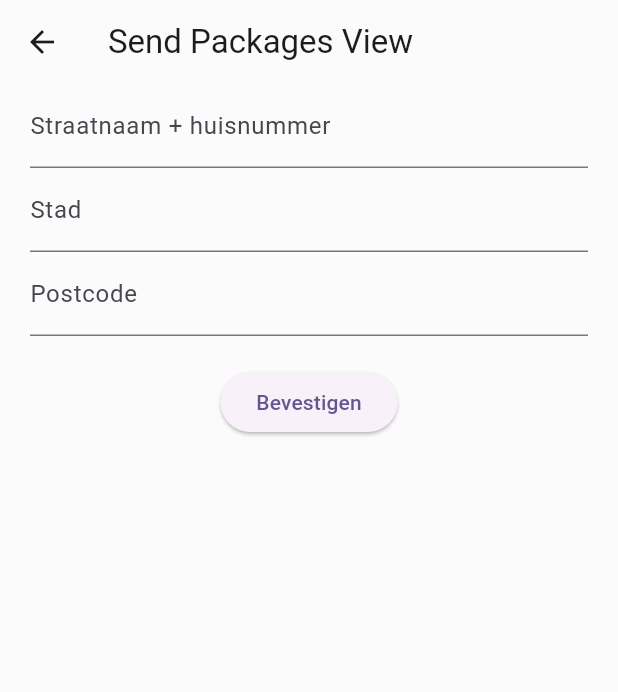
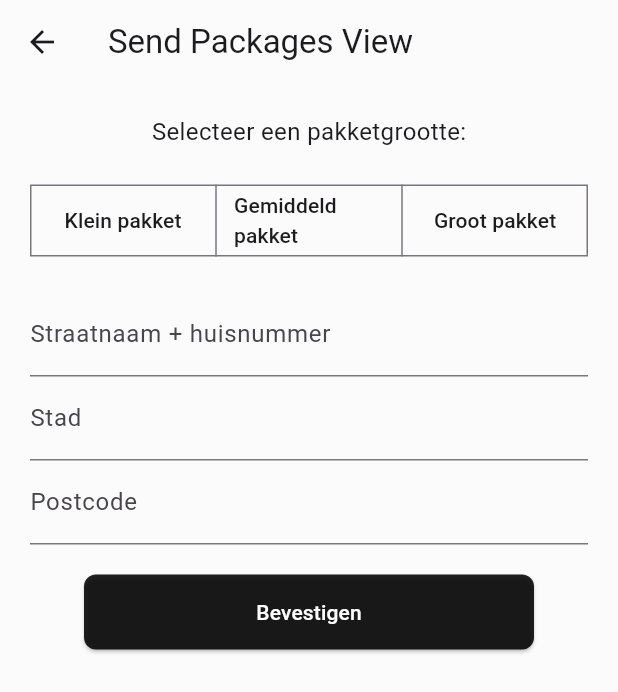
Before and after one commit to AaldertKroes/software_startup, a Flutter app: the SendPackagesView screen opened by its route, on a phone screen of 412 x 824 dp. Shown: the top 692 px of the screen. Run offline on Flutter 3.47's test engine with Material 3 defaults, Android fonts, the phone set to English and light mode, and no system bars; our stand-ins replace flutter_secure_storage; accounts and stored records are empty.

Commit message:
Added selecting packages option and address form. Because prototype just adding the adresses for now seems fine. Maybe adding validation with google maps or openstreetmap could be nice. TODO: complete rest of form, send data to backend.

```diff
--- a/lib/views/SendPackagesView.dart
+++ b/lib/views/SendPackagesView.dart
@@ -8,9 +8,11 @@ class SendPackagesView extends StatefulWidget {
   State<SendPackagesView> createState() => _SendPackagesViewState();
 }
 
+enum BoxSizes { small, medium, big }
+BoxSizes boxSizes = BoxSizes.small;
+
 class _SendPackagesViewState extends State<SendPackagesView> {
   final _formKey = GlobalKey<FormState>();
-  final _addressFormKey = GlobalKey<FormState>();
   final Map<String, dynamic> _formData = {
     "packageSize": "",
     "weight": 0,
@@ -31,6 +33,7 @@ class _SendPackagesViewState extends State<SendPackagesView> {
   final _streetController = TextEditingController();
   final _cityController = TextEditingController();
   final _postalCodeController = TextEditingController();
+  BoxSizes? selectedBoxSize;
 
   @override
   Widget build(BuildContext context) {
@@ -40,29 +43,93 @@ class _SendPackagesViewState extends State<SendPackagesView> {
         title: const Text("Send Packages View"),
       ),
       backgroundColor: CustomStyles.backgroundColor,
-      body: Center(
-        child: Container(
+      body: Form(
+        key: _formKey,
+        child: Column(
+          children: [
+            const SizedBox(height: 20),
+            const Text(
+              'Selecteer een pakketgrootte:',
+              style: TextStyle(fontSize: 16),
+            ),
+            const SizedBox(height: 20),
+            Container(
+              padding: const EdgeInsets.symmetric(horizontal: 20),
+              child: boxSizeSelection(),
+            ),
+            const SizedBox(height: 20),
+            Container(
               padding: const EdgeInsets.symmetric(horizontal: 20),
               child: addressForm(),
             ),
+            const SizedBox(height: 20),
+            ElevatedButton(
+              onPressed: _submitForm,
+              style: CustomStyles.willemRijdtButtonStyle,
+              child: const Text(
+                'Bevestigen',
+                style: const TextStyle(color: Colors.white),
+              ),
+            ),
+          ],
+        )
       ),
     );
   }
 
-  void _submitAddressForm() {
-    if (_addressFormKey.currentState!.validate()) {
-
+  void _submitForm() {
+    if (_formKey.currentState!.validate() && selectedBoxSize != null) {
+      ScaffoldMessenger.of(context).showSnackBar(
+        const SnackBar(content: Text('Great succes!')),
+      );
+    }
+    if (selectedBoxSize == null) {
+      ScaffoldMessenger.of(context).showSnackBar(
+        const SnackBar(content: Text('Selecteer pakketgrootte')),
+      );
     }
   }
 
+  Widget boxSizeSelection() {
+    return SegmentedButton(
+      emptySelectionAllowed: true,
+      style: ButtonStyle(
+        shape: WidgetStateProperty.all(
+          const RoundedRectangleBorder(
+            borderRadius: BorderRadius.zero, // Makes the border square
+          ),
+        ),
+      ),
+      segments: const <ButtonSegment<BoxSizes>>[
+        ButtonSegment<BoxSizes>(
+          value: BoxSizes.small,
+          label: Text('Klein pakket'),
+        ),
+        ButtonSegment<BoxSizes>(
+          value: BoxSizes.medium,
+          label: Text('Gemiddeld pakket'),
+        ),
+        ButtonSegment<BoxSizes>(
+          value: BoxSizes.big,
+          label: Text('Groot pakket'),
+        ),
+      ],
+      selected: selectedBoxSize != null ? <BoxSizes>{selectedBoxSize!} : <BoxSizes>{},
+      onSelectionChanged: (Set<BoxSizes> newSelection) {
+        setState(() {
+          selectedBoxSize = newSelection.isNotEmpty ? newSelection.first : null;
+        });
+      },
+    );
+  }
+
   Widget addressForm() {
-    return Form(
-      key: _addressFormKey,
-      child: Column(
+    return Column(
       children: [
         TextFormField(
           controller: _streetController,
-            decoration: const InputDecoration(labelText: 'Straatnaam + huisnummer'),
+          decoration: const InputDecoration(
+              labelText: 'Straatnaam + huisnummer'),
           validator: (value) {
             if (value == null || value.isEmpty) {
               return "Voer een straat en huisnummer in";
@@ -94,13 +161,7 @@ class _SendPackagesViewState extends State<SendPackagesView> {
             return null;
           },
         ),
-          const SizedBox(height: 20),
-          ElevatedButton(
-            onPressed: _submitAddressForm,
-            child: const Text('Bevestigen'),
-          ),
       ],
-      ),
     );
   }
 }
```
Lines whose indentation alone changed are shown as unchanged.
